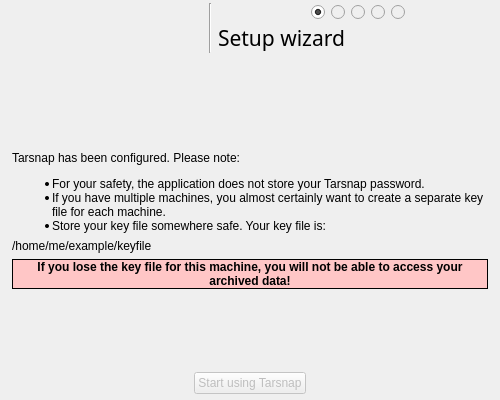
This is forms/setupdialog.ui in Tarsnap/tarsnap-gui as Qt 5 draws it before an edit. The edited form follows.
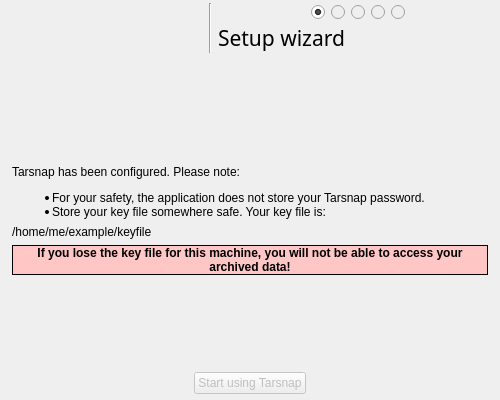
This is the edited form. The open tabs and pages were chosen to show the change. Icons and pictures are not drawn.

Commit message: Setup last page: remove "multiple machines" text

Patch:
```diff
--- a/forms/setupdialog.ui
+++ b/forms/setupdialog.ui
@@ -1161,7 +1161,6 @@
 &lt;p&gt;Tarsnap has been configured. Please note: &lt;/p&gt;
 &lt;ul&gt;
 &lt;li&gt;For your safety, the application does not store your Tarsnap password.&lt;/li&gt;
-&lt;li&gt;If you have multiple machines, you almost certainly want to create a separate key file for each machine.&lt;/li&gt;
 &lt;li&gt;Store your key file somewhere safe.  Your key file is:&lt;/li&gt;
 &lt;/ul&gt;&lt;/body&gt;&lt;/html&gt;</string>
          </property>
```
